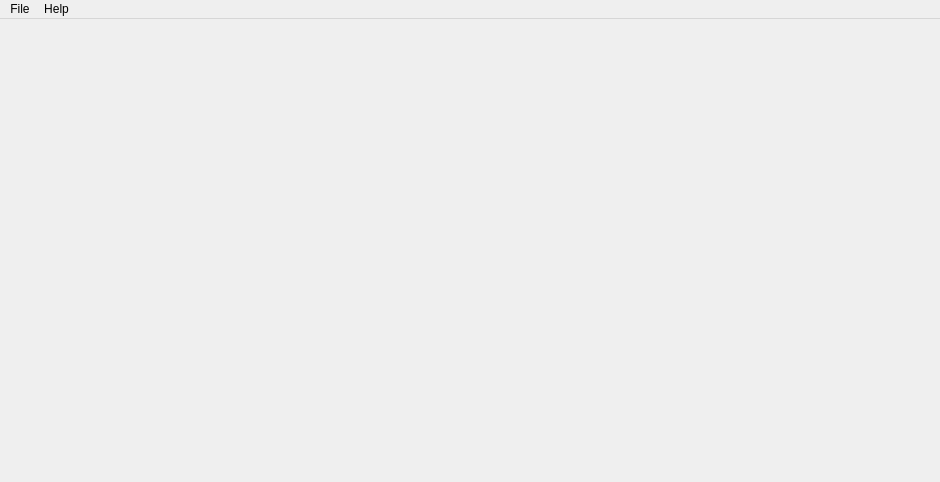
Above: mainwindow.ui from openkogama/openkogama-launcher before the change. Below: the same form after it.
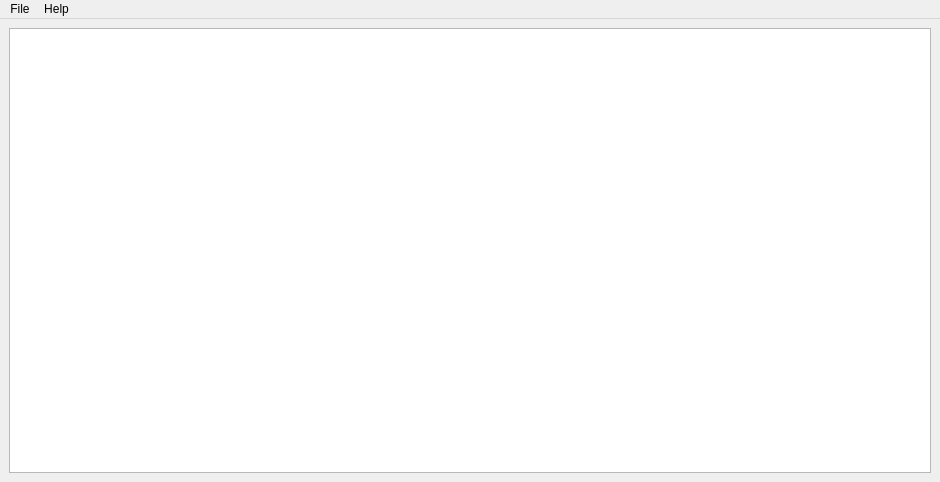
That is the form after the change.

Patch:
```diff
--- a/mainwindow.ui
+++ b/mainwindow.ui
@@ -14,7 +14,11 @@
    <string>MainWindow</string>
   </property>
   <widget class="QWidget" name="centralwidget">
-   <layout class="QVBoxLayout" name="verticalLayout"/>
+   <layout class="QVBoxLayout" name="verticalLayout">
+    <item>
+     <widget class="QListView" name="instancesView"/>
+    </item>
+   </layout>
   </widget>
   <widget class="QMenuBar" name="menuBar">
    <property name="geometry">
```
